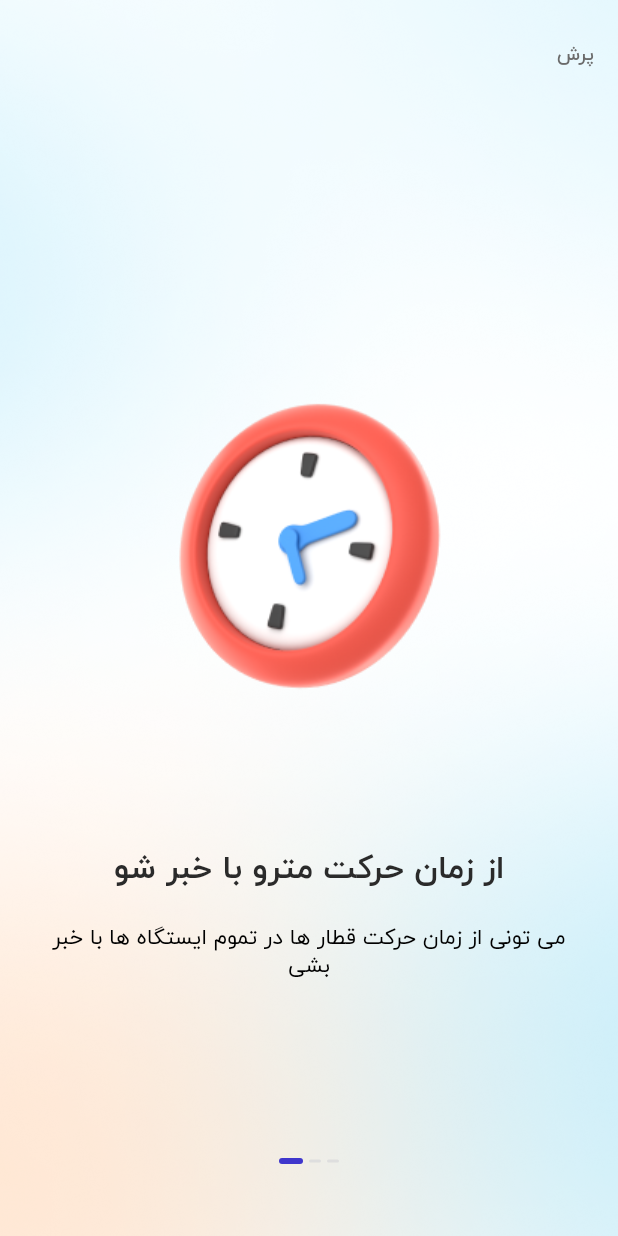
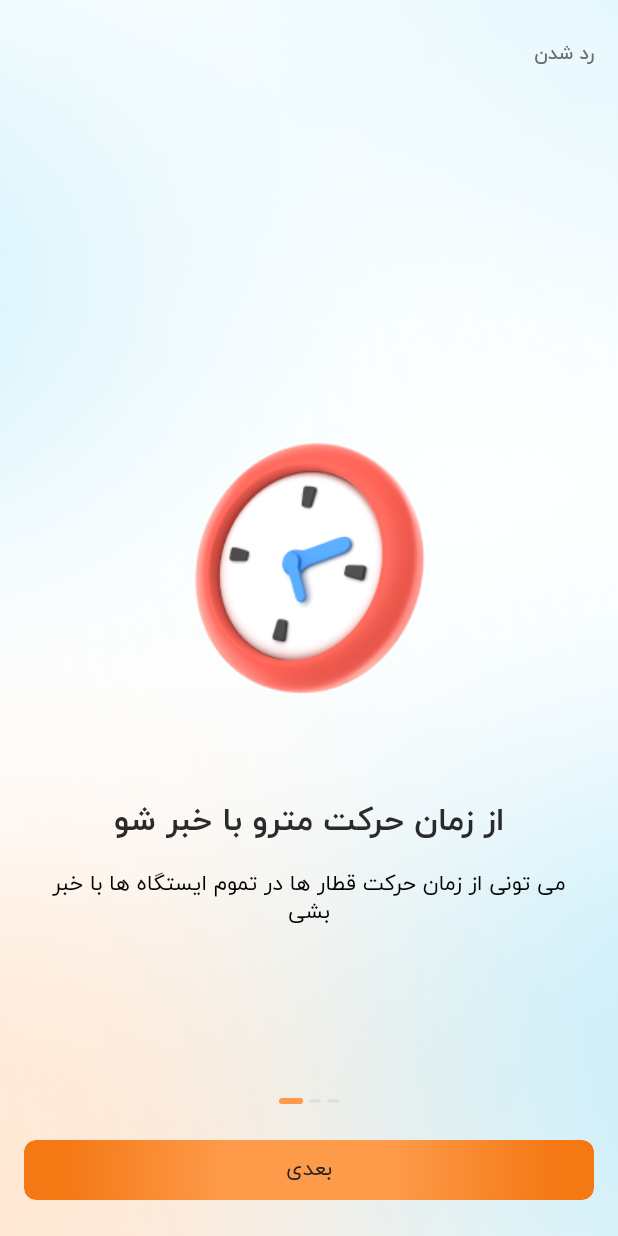
Before and after one commit to hesi100/metro, a Flutter app: the screen it shows after launch, on a phone screen of 412 x 824 dp. Run offline on Flutter 3.47's test engine with Material 2 defaults, Android fonts, the phone set to English and light mode, and no system bars; our stand-ins replace flutter_spinkit, flutter_svg, get; project files that could hold a hidden picture were left out.

Commit message:
feat: onboarding done

```diff
--- a/lib/controllers/onBoarding/on_boarding_controller.dart
+++ b/lib/controllers/onBoarding/on_boarding_controller.dart
@@ -1,6 +1,9 @@
 import 'package:flutter/cupertino.dart';
 import 'package:flutter/material.dart';
 import 'package:get/get.dart';
+
+import '../../services/route_management.dart';
+import '../../views/screen/main_screen.dart';
 
 class OnBoardingController extends GetxController {
   int currentPage = 0;
@@ -28,13 +31,32 @@ class OnBoardingController extends GetxController {
     },
   ];
 
+  void onSkipTap(){
+    RouteManagement.back();
+    RouteManagement.goToPage(const MainScreen());
+  }
+
+  void onButtonTap(){
+    if(currentPage == 2){
+      RouteManagement.goToPage(const MainScreen());
+
+    }else{
+      nextPage();
+      RouteManagement.goToPage(const MainScreen());
+
+    }
+  }
+
+
   void onPageChange(page) {
     currentPage = page;
     update();
   }
 
-  @override
-  void onInit() {
-    super.onInit();
+  void nextPage() {
+    currentPage++;
+    pageController.nextPage(duration: Duration(microseconds: 300), curve: Curves.easeIn);
+    update();
   }
+
 }
--- a/lib/views/screen/onBoarding/onboarding.dart
+++ b/lib/views/screen/onBoarding/onboarding.dart
@@ -1,15 +1,11 @@
 import 'package:flutter/cupertino.dart';
 import 'package:flutter/material.dart';
-import 'package:flutter_svg/svg.dart';
 import 'package:get/get_state_manager/get_state_manager.dart';
-import 'package:metro/services/route_management.dart';
-import 'package:metro/views/screen/main_screen.dart';
 import 'package:metro/views/widgets/share/texts/styled_text.dart';
-
 
 import '../../../controllers/onBoarding/on_boarding_controller.dart';
 import '../../../services/colors.dart';
-import '../../../services/settings.dart';
+import '../../widgets/share/button/button.dart';
 import 'onboarding_page.dart';
 
 class OnBoarding extends StatefulWidget {
@@ -30,9 +26,7 @@ class OnBoardingState extends State<OnBoarding> {
           child: Scaffold(
               body: Container(
             decoration: const BoxDecoration(
-                  image: DecorationImage(
-                      image: AssetImage("assets/images/homepage.png"),
-                      fit: BoxFit.cover),
+              image: DecorationImage(image: AssetImage("assets/images/homepage.png"), fit: BoxFit.cover),
             ),
             child: Directionality(
               textDirection: TextDirection.ltr,
@@ -43,15 +37,9 @@ class OnBoardingState extends State<OnBoarding> {
                     children: [
                       Container(
                         alignment: Alignment.topRight,
-                            margin: EdgeInsets.symmetric(horizontal: 16, vertical: 25),
-                            child: controller.currentPage != 3
-                                ? InkWell(
-                                    onTap: () {
-                                      RouteManagement.back();
-                                      RouteManagement.goToPage(const MainScreen());
-                                    },
-                                    child: StyledTextShow("پرش")
-                                  )
+                        margin: EdgeInsets.symmetric(horizontal: 16, vertical: 24),
+                        child: controller.currentPage != 2
+                            ? InkWell(onTap: controller.onSkipTap, child: StyledTextShow("رد شدن"))
                             : Container(),
                       ),
                       Expanded(
@@ -68,7 +56,7 @@ class OnBoardingState extends State<OnBoarding> {
                       )),
                       Container(
                         width: width,
-                                  margin: EdgeInsets.only(top: 32, left: 16, right: 16, bottom: 48),
+                        margin: EdgeInsets.only(top: 32, left: 16, right: 16, bottom: 0),
                         child: Row(
                           mainAxisAlignment: MainAxisAlignment.center,
                           children: <Widget>[
@@ -79,7 +67,7 @@ class OnBoardingState extends State<OnBoarding> {
                               height: controller.currentPage == 0 ? 4 : 2,
                               decoration: BoxDecoration(
                                   borderRadius: BorderRadius.circular(8),
-                                            color: controller.currentPage == 0 ? blue : border),
+                                  color: controller.currentPage == 0 ? mainColor : border),
                             ),
                             AnimatedContainer(
                               duration: Duration(milliseconds: 500),
@@ -88,7 +76,7 @@ class OnBoardingState extends State<OnBoarding> {
                               height: controller.currentPage == 1 ? 4 : 2,
                               decoration: BoxDecoration(
                                   borderRadius: BorderRadius.circular(8),
-                                            color: controller.currentPage == 1 ? blue : border),
+                                  color: controller.currentPage == 1 ? mainColor : border),
                             ),
                             AnimatedContainer(
                               duration: Duration(milliseconds: 500),
@@ -97,10 +85,16 @@ class OnBoardingState extends State<OnBoarding> {
                               height: controller.currentPage == 2 ? 4 : 2,
                               decoration: BoxDecoration(
                                   borderRadius: BorderRadius.circular(8),
-                                            color: controller.currentPage == 2 ? blue : border),
+                                  color: controller.currentPage == 2 ? mainColor : border),
                             ),
-
                           ],
+                        ),
+                      ),
+                      Padding(
+                        padding: const EdgeInsets.symmetric(vertical: 24, horizontal: 16),
+                        child: Button(
+                          text: controller.currentPage == 2 ? "شروع" : "بعدی",
+                          onTap: controller.onButtonTap,
                         ),
                       )
                     ],
--- a/lib/views/screen/onBoarding/onboarding_page.dart
+++ b/lib/views/screen/onBoarding/onboarding_page.dart
@@ -26,17 +26,12 @@ class _OnBoardingPageState extends State<OnBoardingPage> {
   Widget build(BuildContext context) {
     var width = MediaQuery.of(context).size.width;
     var height = MediaQuery.of(context).size.height;
-    return new Stack(
-      children: [
-        Column(
-          children: [
-            Expanded(child: GetBuilder<OnBoardingController>(
+    return GetBuilder<OnBoardingController>(
       builder: (controller) {
         return Container(
-                    height: height * .85,
             margin: EdgeInsets.only(
-                      right: 20,
-                      left: 20,
+              right: 32,
+              left: 32,
               bottom: height * .08,
             ),
             width: width,
@@ -47,10 +42,10 @@ class _OnBoardingPageState extends State<OnBoardingPage> {
                 Align(
                     alignment: Alignment.center,
                     child: AnimatedContainer(
-                              width: controller.currentPage == widget.item['id'] - 1 ? width * 0.7 : 0,
+                      width: controller.currentPage == widget.item['id'] - 1 ? width * 0.6 : 0,
                       child: Image.asset(
                         widget.item['img'],
-                                width: widget.item['id'] == 4 ? width * 0.6 : width * 0.7,
+                        width:  width * 0.6,
                       ),
                       curve: Curves.easeOut,
                       duration: Duration(milliseconds: 500),
@@ -59,12 +54,12 @@ class _OnBoardingPageState extends State<OnBoardingPage> {
                   crossAxisAlignment: CrossAxisAlignment.center,
                   children: [
                     Container(
-                              margin: EdgeInsets.only(top: 50),
+                      margin: EdgeInsets.only(top: 24),
                       child: StyledTextShow(widget.item['title'],
                           size: font24, direction: TextAlign.center, color: darkGrayText, bold: true),
                     ),
                     Container(
-                              margin: EdgeInsets.only(top: 20, bottom: 20),
+                      margin: EdgeInsets.only(top: 16, bottom: 16),
                       child: Text(
                         widget.item['des'],
                         style: textStyle(font16, blackText, height: 1.2),
@@ -76,10 +71,6 @@ class _OnBoardingPageState extends State<OnBoardingPage> {
               ],
             ));
       },
-            )),
-          ],
-        ),
-      ],
     );
   }
 }
--- a/lib/views/widgets/share/button/button.dart
+++ b/lib/views/widgets/share/button/button.dart
@@ -11,13 +11,13 @@ class Button extends StatefulWidget {
     this.color = mainColor,
     this.rightIcon,
     this.leftIcon,
-    this.textColor = Colors.white,
+    this.textColor = semiBlackText,
     this.borderRadius = const BorderRadius.all(Radius.circular(8)),
     this.fontSize = font16,
     this.borderColor = Colors.transparent,
     this.bold = false,
     this.loading = false,
-    this.height = 48,
+    this.height = 40,
     this.width,
     Key? key,
   }) : super(key: key);
@@ -57,6 +57,12 @@ class _ButtonState extends State<Button> {
               decoration: BoxDecoration(
                   color: widget.color,
                   borderRadius: widget.borderRadius,
+                  gradient: const RadialGradient(
+                    colors: [mainColorDark,mainColor,],
+                    stops: [0.2,0.8],
+                    focalRadius: 5,
+                    focal: Alignment.center
+                  ),
                   border: Border.all(color: widget.borderColor, width: 1.5)),
               child: Row(
                 mainAxisAlignment: MainAxisAlignment.center,
```
Lines whose indentation alone changed are shown as unchanged.
